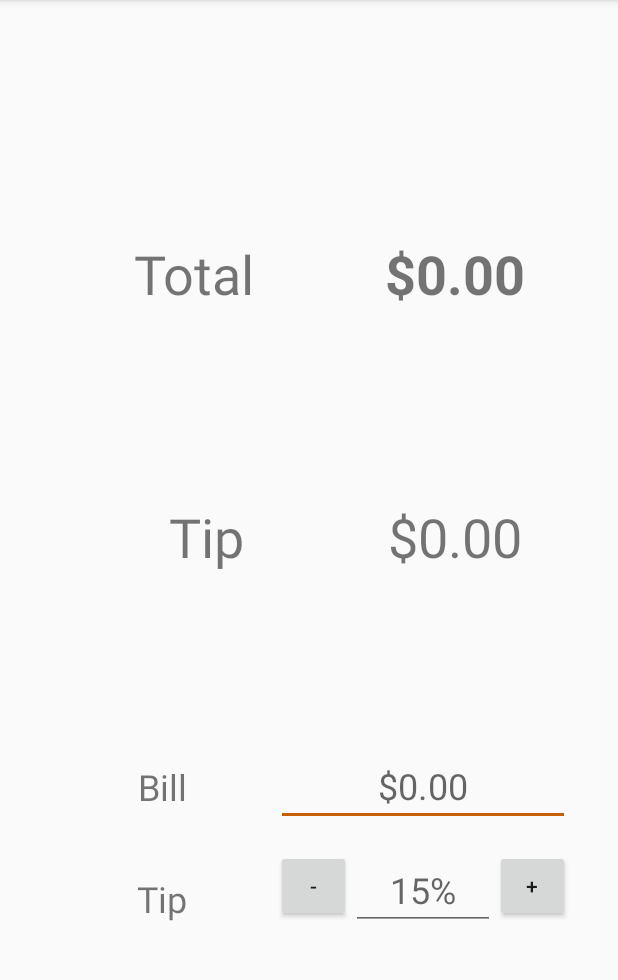
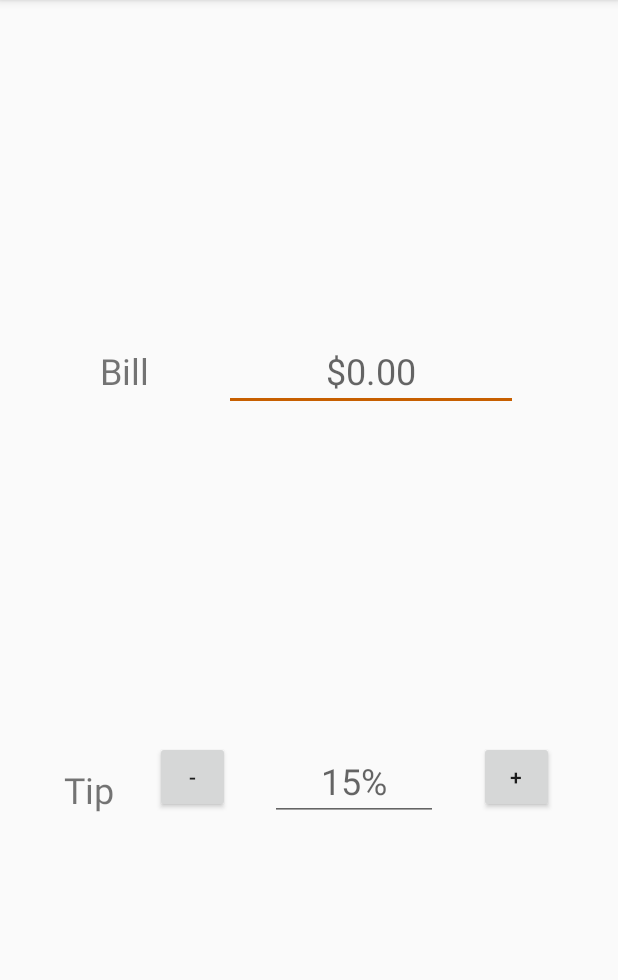
Before and after one commit to ahinchman1/AmandaHinchman-Android-PreTryout-Starter-Final, an Android app: the screen it shows after launch (MainActivity), on a phone screen of 412 x 824 dp, the part 84-1064 px from its top. Run offline under Robolectric (Android 15) with nearby library versions, the phone set to English and light mode, and no system bars.

Commit message:
Starter version

```diff
--- a/app/src/main/java/com/raywenderlich/android/tipcalculator/MainActivity.kt
+++ b/app/src/main/java/com/raywenderlich/android/tipcalculator/MainActivity.kt
@@ -35,7 +35,6 @@
 package com.raywenderlich.android.tipcalculator
 
 import android.os.Bundle
-import android.text.Editable
 import android.text.TextWatcher
 import androidx.appcompat.app.AppCompatActivity
 import kotlinx.android.synthetic.main.activity_main.*
@@ -51,7 +50,7 @@ class MainActivity : AppCompatActivity() {
   }
 
   private var totalBill: Double by Delegates.observable(initialValue = 0.00) { _, _, newValue ->
-    total_amount.text = billFormat.format(newValue)
+    println(newValue)
   }
 
   private val billFormat = NumberFormat.getCurrencyInstance(Locale.getDefault())
@@ -62,27 +61,6 @@ class MainActivity : AppCompatActivity() {
 
     super.onCreate(savedInstanceState)
     setContentView(R.layout.activity_main) // sets the view content and inflates
-
-    bill_edit_text.addTextChangedListener(billTextWatcher)
-    tip_edit_percent.addTextChangedListener(TipPercentTextWatcher(percent))
-
-    decrement.setOnClickListener { if (percent > 0) --percent }
-    increment.setOnClickListener { if (percent < 100) ++percent }
-  }
-
-  private val billTextWatcher = object : TextWatcher {
-    override fun beforeTextChanged(s: CharSequence, start: Int, count: Int, after: Int) { }
-
-    override fun onTextChanged(s: CharSequence, start: Int, before: Int, count: Int) {
-      val stringText = s.toString()
-
-      when {
-        stringText.isEmpty() -> totalBill = 0.00
-        else -> stripAndReapplyCurrency(stringText, this)
-      }
-    }
-
-    override fun afterTextChanged(s: Editable) { }
   }
 
   fun stripAndReapplyCurrency(stringText: String, tw: TextWatcher) {
@@ -105,14 +83,10 @@ class MainActivity : AppCompatActivity() {
     val currentBill = bill_edit_text.text.toString().toBill()
     val tip = calculateTip(currentBill, percent)
     totalBill = tip + currentBill
-
-    tip_amount.text = billFormat.format(tip)
   }
 
   private fun recalculateWithUpdatedBill(bill: Double) {
     val tip= calculateTip(bill, percent)
     totalBill = tip + bill
-
-    tip_amount.text = billFormat.format(tip)
   }
 }
--- a/app/src/main/res/layout/activity_main.xml
+++ b/app/src/main/res/layout/activity_main.xml
@@ -1,78 +1,59 @@
 <?xml version="1.0" encoding="utf-8"?>
+<!--
+  ~ Copyright (c) 2020 Razeware LLC
+  ~
+  ~ Permission is hereby granted, free of charge, to any person obtaining a copy
+  ~ of this software and associated documentation files (the "Software"), to deal
+  ~ in the Software without restriction, including without limitation the rights
+  ~ to use, copy, modify, merge, publish, distribute, sublicense, and/or sell
+  ~ copies of the Software, and to permit persons to whom the Software is
+  ~ furnished to do so, subject to the following conditions:
+  ~
+  ~ The above copyright notice and this permission notice shall be included in
+  ~ all copies or substantial portions of the Software.
+  ~
+  ~ Notwithstanding the foregoing, you may not use, copy, modify, merge, publish,
+  ~ distribute, sublicense, create a derivative work, and/or sell copies of the
+  ~ Software in any work that is designed, intended, or marketed for pedagogical or
+  ~ instructional purposes related to programming, coding, application development,
+  ~ or information technology.  Permission for such use, copying, modification,
+  ~ merger, publication, distribution, sublicensing, creation of derivative works,
+  ~ or sale is expressly withheld.
+  ~
+  ~ This project and source code may use libraries or frameworks that are
+  ~ released under various Open-Source licenses. Use of those libraries and
+  ~ frameworks are governed by their own individual licenses.
+  ~
+  ~ THE SOFTWARE IS PROVIDED "AS IS", WITHOUT WARRANTY OF ANY KIND, EXPRESS OR
+  ~ IMPLIED, INCLUDING BUT NOT LIMITED TO THE WARRANTIES OF MERCHANTABILITY,
+  ~ FITNESS FOR A PARTICULAR PURPOSE AND NONINFRINGEMENT. IN NO EVENT SHALL THE
+  ~ AUTHORS OR COPYRIGHT HOLDERS BE LIABLE FOR ANY CLAIM, DAMAGES OR OTHER
+  ~ LIABILITY, WHETHER IN AN ACTION OF CONTRACT, TORT OR OTHERWISE, ARISING FROM,
+  ~ OUT OF OR IN CONNECTION WITH THE SOFTWARE OR THE USE OR OTHER DEALINGS IN
+  ~ THE SOFTWARE.
+  -->
+
 <androidx.constraintlayout.widget.ConstraintLayout xmlns:android="http://schemas.android.com/apk/res/android"
     xmlns:app="http://schemas.android.com/apk/res-auto"
     xmlns:tools="http://schemas.android.com/tools"
     android:layout_width="match_parent"
     android:layout_height="match_parent"
-    android:padding="32dp"
+    android:padding="16dp"
     tools:context=".MainActivity">
 
   <TextView
-      android:id="@+id/total"
-      android:layout_width="0dp"
-      android:layout_height="wrap_content"
-      android:layout_marginEnd="16dp"
-      android:textSize="36sp"
-      android:text="@string/total"
-      android:textAlignment="center"
-      android:autoSizeMaxTextSize="36dp"
-      app:autoSizeTextType="uniform"
-      app:layout_constraintTop_toTopOf="parent"
-      app:layout_constraintBottom_toTopOf="@id/tip"
-      app:layout_constraintStart_toStartOf="parent"
-      app:layout_constraintEnd_toEndOf="@id/tip"/>
-
-  <TextView
-      android:id="@+id/total_amount"
+      android:id="@+id/bill_label"
       android:layout_width="wrap_content"
-      android:layout_height="wrap_content"
-      android:textSize="36sp"
-      android:textStyle="bold"
-      android:text="@string/default_bill_amount"
-      app:layout_constraintTop_toTopOf="parent"
-      app:layout_constraintBottom_toTopOf="@id/tip_amount"
-      app:layout_constraintStart_toEndOf="@id/total"
-      app:layout_constraintEnd_toEndOf="parent"/>
-
-  <TextView
-      android:id="@+id/tip"
-      android:layout_width="0dp"
-      android:layout_height="wrap_content"
-      android:layout_marginEnd="16dp"
-      android:textSize="36sp"
-      android:text="@string/tip"
-      android:autoSizeMaxTextSize="36sp"
-      android:textAlignment="center"
-      app:autoSizeTextType="uniform"
-      app:layout_constraintTop_toBottomOf="@id/total"
-      app:layout_constraintBottom_toTopOf="@id/bill_label"
-      app:layout_constraintStart_toStartOf="parent"
-      app:layout_constraintEnd_toStartOf="@id/tip_amount"/>
-
-  <TextView
-      android:id="@+id/tip_amount"
-      android:layout_width="wrap_content"
-      android:layout_height="wrap_content"
-      android:textSize="36sp"
-      android:text="@string/default_bill_amount"
-      app:layout_constraintTop_toBottomOf="@id/total_amount"
-      app:layout_constraintBottom_toTopOf="@id/bill_label"
-      app:layout_constraintStart_toStartOf="@id/total_amount"
-      app:layout_constraintEnd_toEndOf="@id/total_amount"/>
-
-  <TextView
-      android:id="@+id/bill_label"
-      android:layout_width="0dp"
       android:layout_height="wrap_content"
       android:textSize="24sp"
       android:autoSizeMaxTextSize="150sp"
       android:text="@string/bill"
       android:textAlignment="center"
       app:autoSizeTextType="uniform"
+      app:layout_constraintStart_toStartOf="parent"
+      app:layout_constraintEnd_toStartOf="@id/bill_edit_text"
       app:layout_constraintTop_toTopOf="@id/bill_edit_text"
-      app:layout_constraintBottom_toBottomOf="@id/bill_edit_text"
-      app:layout_constraintStart_toStartOf="parent"
-      app:layout_constraintEnd_toStartOf="@id/bill_edit_text"/>
+      app:layout_constraintBottom_toBottomOf="@id/bill_edit_text"/>
 
   <EditText
       android:id="@+id/bill_edit_text"
@@ -84,17 +65,15 @@
       android:hint="@string/default_bill_amount"
       android:minEms="7"
       android:inputType="numberDecimal"
-      app:autoSizeTextType="uniform"
-      app:layout_constraintHorizontal_bias="1.0"
-      app:layout_constraintTop_toBottomOf="@id/tip_amount"
-      app:layout_constraintVertical_chainStyle="packed"
+
+      app:layout_constraintTop_toTopOf="parent"
       app:layout_constraintBottom_toTopOf="@id/tip_edit_percent"
       app:layout_constraintStart_toEndOf="@id/bill_label"
       app:layout_constraintEnd_toEndOf="parent"/>
 
   <TextView
       android:id="@+id/tip_percent_label"
-      android:layout_width="0dp"
+      android:layout_width="wrap_content"
       android:layout_height="wrap_content"
       android:textSize="24sp"
       android:text="@string/tip"
@@ -102,9 +81,8 @@
       android:textAlignment="center"
       app:autoSizeTextType="uniform"
       app:layout_constraintTop_toTopOf="@id/decrement"
-      app:layout_constraintBottom_toBottomOf="@id/decrement"
       app:layout_constraintStart_toStartOf="parent"
-      app:layout_constraintEnd_toStartOf="@id/decrement" />
+      app:layout_constraintEnd_toStartOf="@id/decrement"/>
 
   <Button
       android:id="@+id/decrement"
@@ -112,11 +90,12 @@
       android:layout_height="wrap_content"
       android:text="@string/decrement"
       app:layout_constraintTop_toTopOf="@id/tip_edit_percent"
-      app:layout_constraintStart_toStartOf="@id/bill_edit_text"/>
+      app:layout_constraintStart_toEndOf="@id/tip_percent_label"
+      app:layout_constraintEnd_toStartOf="@id/tip_edit_percent"/>
 
   <EditText
       android:id="@+id/tip_edit_percent"
-      android:layout_width="0dp"
+      android:layout_width="wrap_content"
       android:layout_height="wrap_content"
       android:textAlignment="center"
       android:textSize="24sp"
@@ -124,6 +103,7 @@
       android:autofillHints="@string/default_bill_amount"
       android:hint="@string/default_percent"
       android:inputType="number"
+      android:ems="4"
       android:maxLength="3"
       app:autoSizeTextType="uniform"
       app:layout_constraintTop_toBottomOf="@id/bill_edit_text"
@@ -138,7 +118,7 @@
       android:text="@string/increment"
       app:layout_constraintTop_toTopOf="@id/tip_edit_percent"
       app:layout_constraintStart_toEndOf="@id/tip_edit_percent"
-      app:layout_constraintEnd_toEndOf="@id/bill_edit_text"/>
+      app:layout_constraintEnd_toEndOf="parent" />
 
 
 </androidx.constraintlayout.widget.ConstraintLayout>
```
